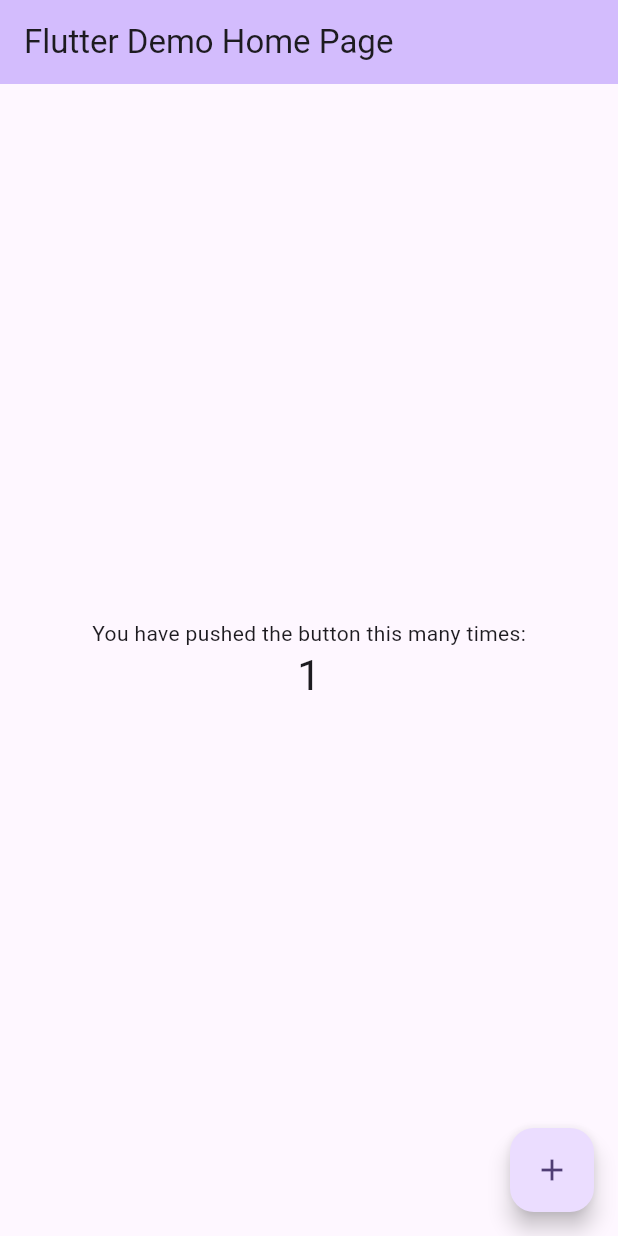
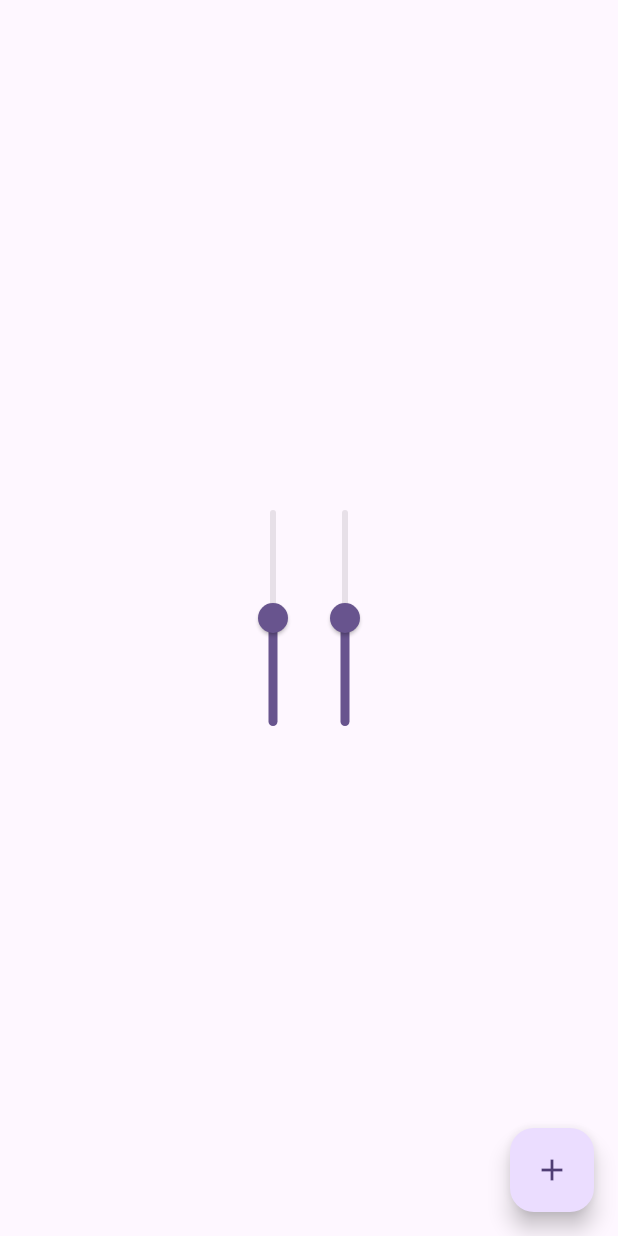
Before and after one commit to michasng/dependencies, a Flutter app: the screen it shows after launch, after a tap on the "add" icon, on a phone screen of 412 x 824 dp. Run offline on Flutter 3.47's test engine with Material 2 defaults, Android fonts, the phone set to English and light mode, and no system bars.

Commit message:
Add dynamic list of dimension sliders

```diff
--- /dev/null
+++ b/lib/dimension.dart
@@ -0,0 +1,51 @@
+import 'package:flutter/material.dart';
+
+class DimensionController {
+  final _key = GlobalKey<_DimensionState>();
+
+  set value(double value) => _key.currentState?.value = value;
+}
+
+class Dimension extends StatefulWidget {
+  final double initialValue;
+  final DimensionController? controller;
+  final void Function(double value)? onChanged;
+
+  Dimension({
+    this.initialValue = .5,
+    this.controller,
+    this.onChanged,
+  }) : super(key: controller?._key);
+
+  @override
+  State<Dimension> createState() => _DimensionState();
+}
+
+class _DimensionState extends State<Dimension> {
+  late double _value;
+  set value(double value) => setState(() => _value = value);
+
+  @override
+  void initState() {
+    super.initState();
+    _value = widget.initialValue;
+  }
+
+  @override
+  Widget build(BuildContext context) {
+    return FittedBox(
+      child: RotatedBox(
+        quarterTurns: 3,
+        child: Slider(
+          value: _value,
+          onChanged: (value) {
+            this.value = value;
+            if (widget.onChanged != null) {
+              widget.onChanged!(value);
+            }
+          },
+        ),
+      ),
+    );
+  }
+}
--- /dev/null
+++ b/lib/dimensions_page.dart
@@ -0,0 +1,56 @@
+import 'package:dependencies/dimension.dart';
+import 'package:flutter/material.dart';
+
+class DimensionsPage extends StatefulWidget {
+  final int initialDimensions;
+
+  const DimensionsPage({
+    super.key,
+    this.initialDimensions = 1,
+  });
+
+  @override
+  State<DimensionsPage> createState() => _DimensionsPageState();
+}
+
+class _DimensionsPageState extends State<DimensionsPage> {
+  final List<DimensionController> _dimensionControllers = [];
+
+  @override
+  void initState() {
+    super.initState();
+
+    for (int i = 0; i < widget.initialDimensions; i++) {
+      _dimensionControllers.add(DimensionController());
+    }
+  }
+
+  void _addDimension() {
+    setState(() {
+      _dimensionControllers.add(DimensionController());
+    });
+  }
+
+  @override
+  Widget build(BuildContext context) {
+    return Scaffold(
+      body: Center(
+        child: SingleChildScrollView(
+          child: Wrap(
+            children: [
+              for (final controller in _dimensionControllers)
+                Dimension(
+                  controller: controller,
+                ),
+            ],
+          ),
+        ),
+      ),
+      floatingActionButton: FloatingActionButton(
+        onPressed: _addDimension,
+        tooltip: 'Add dimension',
+        child: const Icon(Icons.add),
+      ),
+    );
+  }
+}
--- a/lib/home_page.dart
+++ /dev/null
@@ -1,49 +0,0 @@
-import 'package:flutter/material.dart';
-
-class HomePage extends StatefulWidget {
-  final String title;
-
-  const HomePage({super.key, required this.title});
-
-  @override
-  State<HomePage> createState() => _HomePageState();
-}
-
-class _HomePageState extends State<HomePage> {
-  int _counter = 0;
-
-  void _incrementCounter() {
-    setState(() {
-      _counter++;
-    });
-  }
-
-  @override
-  Widget build(BuildContext context) {
-    return Scaffold(
-      appBar: AppBar(
-        backgroundColor: Theme.of(context).colorScheme.inversePrimary,
-        title: Text(widget.title),
-      ),
-      body: Center(
-        child: Column(
-          mainAxisAlignment: MainAxisAlignment.center,
-          children: <Widget>[
-            const Text(
-              'You have pushed the button this many times:',
-            ),
-            Text(
-              '$_counter',
-              style: Theme.of(context).textTheme.headlineMedium,
-            ),
-          ],
-        ),
-      ),
-      floatingActionButton: FloatingActionButton(
-        onPressed: _incrementCounter,
-        tooltip: 'Increment',
-        child: const Icon(Icons.add),
-      ),
-    );
-  }
-}
--- a/lib/main.dart
+++ b/lib/main.dart
@@ -1,4 +1,4 @@
-import 'package:dependencies/home_page.dart';
+import 'package:dependencies/dimensions_page.dart';
 import 'package:flutter/material.dart';
 
 void main() {
@@ -11,12 +11,14 @@ class App extends StatelessWidget {
   @override
   Widget build(BuildContext context) {
     return MaterialApp(
-      title: 'Flutter Demo',
+      title: 'Dimensions',
       theme: ThemeData(
         colorScheme: ColorScheme.fromSeed(seedColor: Colors.deepPurple),
         useMaterial3: true,
       ),
-      home: const HomePage(title: 'Flutter Demo Home Page'),
+      home: const DimensionsPage(
+        initialDimensions: 1,
+      ),
     );
   }
 }
```
